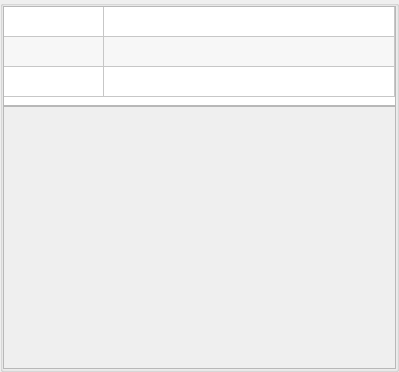
Above: source/wnd/ui/roboinfo.ui from ww4u/megarobostudio before the change. Below: the same form after it.
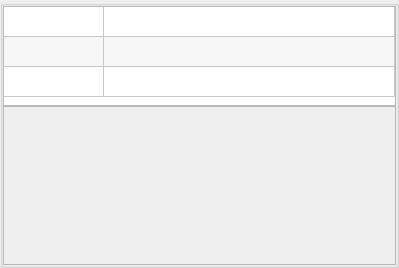
That is the form after the change.

Diff of the .ui file:
```diff
--- a/source/wnd/ui/roboinfo.ui
+++ b/source/wnd/ui/roboinfo.ui
@@ -7,7 +7,7 @@
     <x>0</x>
     <y>0</y>
     <width>399</width>
-    <height>372</height>
+    <height>268</height>
    </rect>
   </property>
   <property name="font">
@@ -130,7 +130,7 @@
            <x>0</x>
            <y>0</y>
            <width>395</width>
-           <height>268</height>
+           <height>164</height>
           </rect>
          </property>
          <layout class="QVBoxLayout" name="verticalLayout_3">
```
